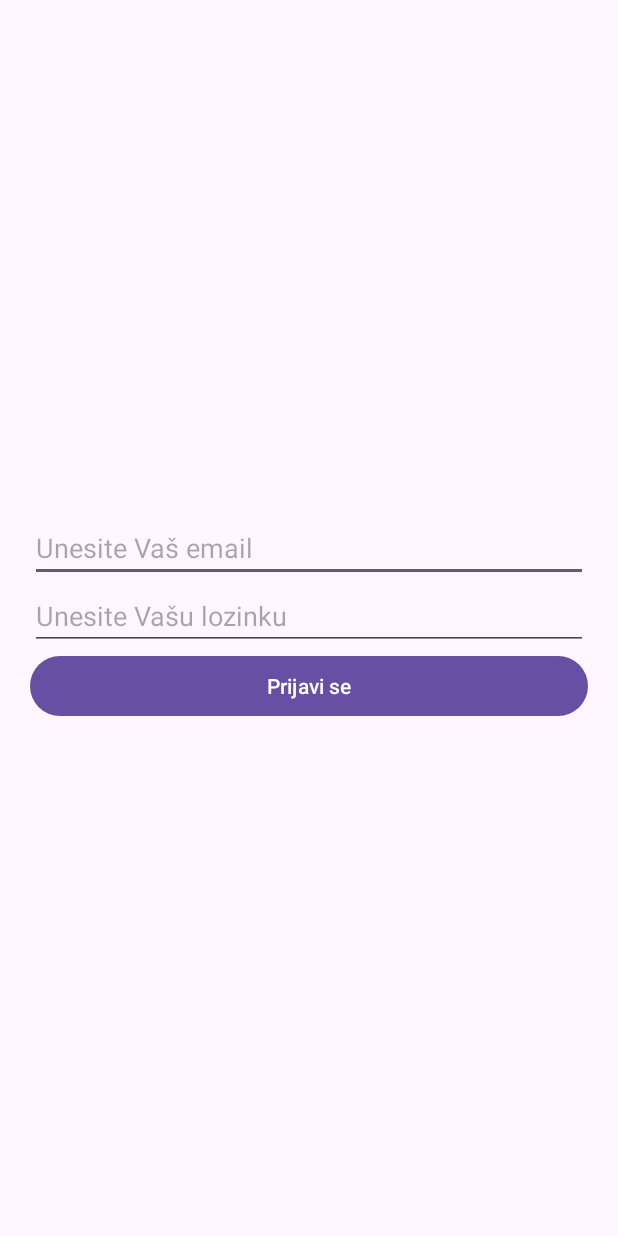
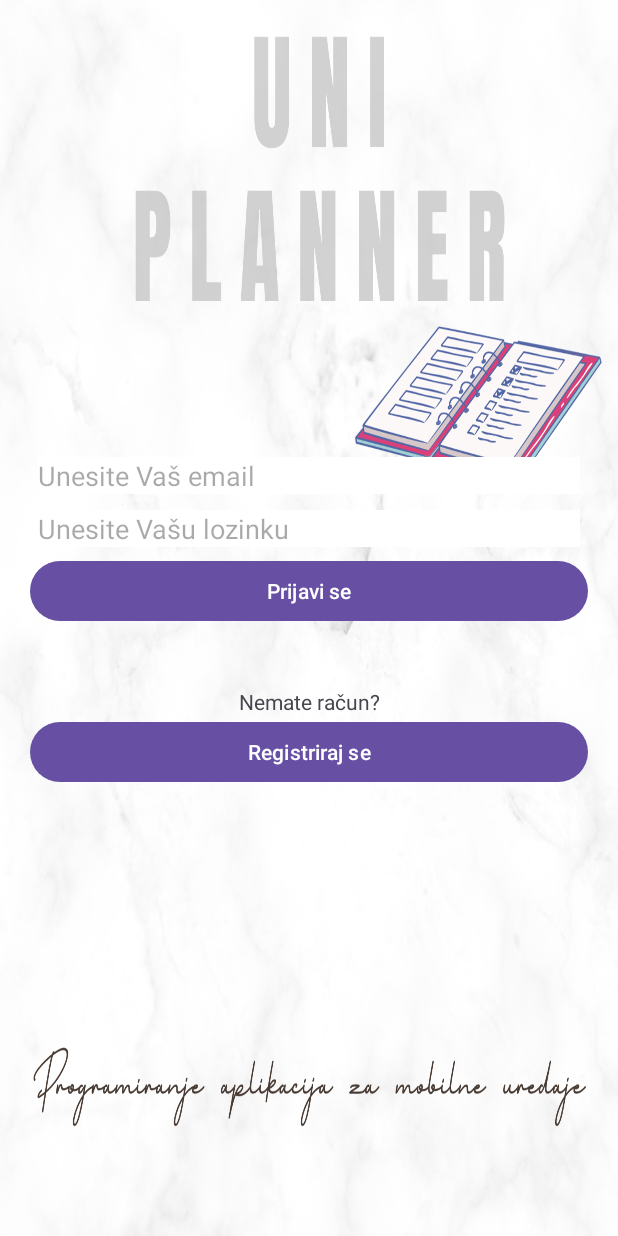
Before and after one commit to elizabetabeta/UniPlanner, an Android app: the screen it shows after launch (MainActivity), on a phone screen of 412 x 824 dp. Run offline under Robolectric (Android 15) with nearby library versions, the phone set to English and light mode, and no system bars; our stand-ins replace Firebase (no records; nobody signed in at launch, a user with empty details on screens opened directly).

Commit message:
Login frontend

```diff
--- a/app/src/main/res/layout/activity_main.xml
+++ b/app/src/main/res/layout/activity_main.xml
@@ -4,6 +4,7 @@
     xmlns:tools="http://schemas.android.com/tools"
     android:layout_width="match_parent"
     android:layout_height="match_parent"
+    android:background="@drawable/pozadina"
     tools:context=".MainActivity">
 
     <LinearLayout
@@ -20,6 +21,8 @@
             android:id="@+id/email"
             android:layout_width="match_parent"
             android:layout_height="wrap_content"
+            android:layout_margin="5dp"
+            android:background="#FFFFFF"
             android:ems="10"
             android:hint="Unesite Vaš email"
             android:inputType="textEmailAddress" />
@@ -28,6 +31,8 @@
             android:id="@+id/password"
             android:layout_width="match_parent"
             android:layout_height="wrap_content"
+            android:layout_margin="5dp"
+            android:background="#FFFFFF"
             android:ems="10"
             android:hint="Unesite Vašu lozinku"
             android:inputType="textPassword" />
@@ -36,7 +41,22 @@
             android:id="@+id/loginBtn"
             android:layout_width="match_parent"
             android:layout_height="wrap_content"
-            android:text="Prijavi se" />
+            android:text="Prijavi se"
+            app:iconPadding="8dp" />
+
+        <TextView
+            android:id="@+id/registracijaText"
+            android:layout_width="match_parent"
+            android:layout_height="wrap_content"
+            android:layout_marginTop="40dp"
+            android:text="Nemate račun?"
+            android:textAlignment="center" />
+
+        <Button
+            android:id="@+id/registerButton"
+            android:layout_width="match_parent"
+            android:layout_height="wrap_content"
+            android:text="Registriraj se" />
 
     </LinearLayout>
 </androidx.constraintlayout.widget.ConstraintLayout>
```
Also changed, not shown: app/src/main/res/drawable/pozadina.png (added).
